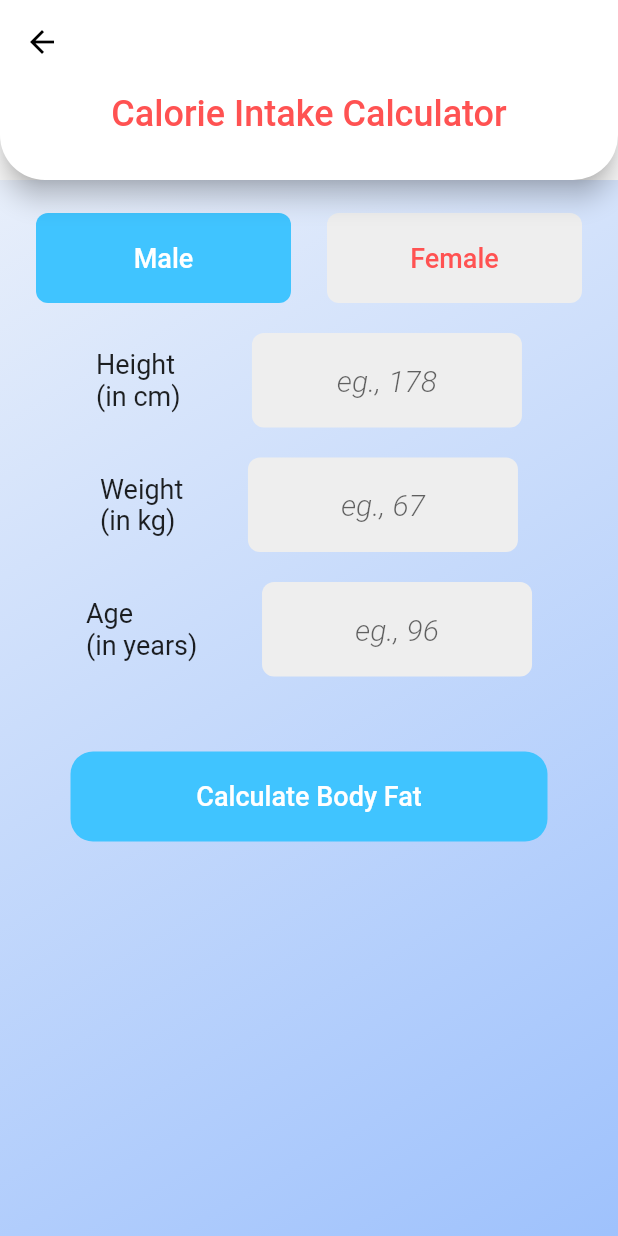
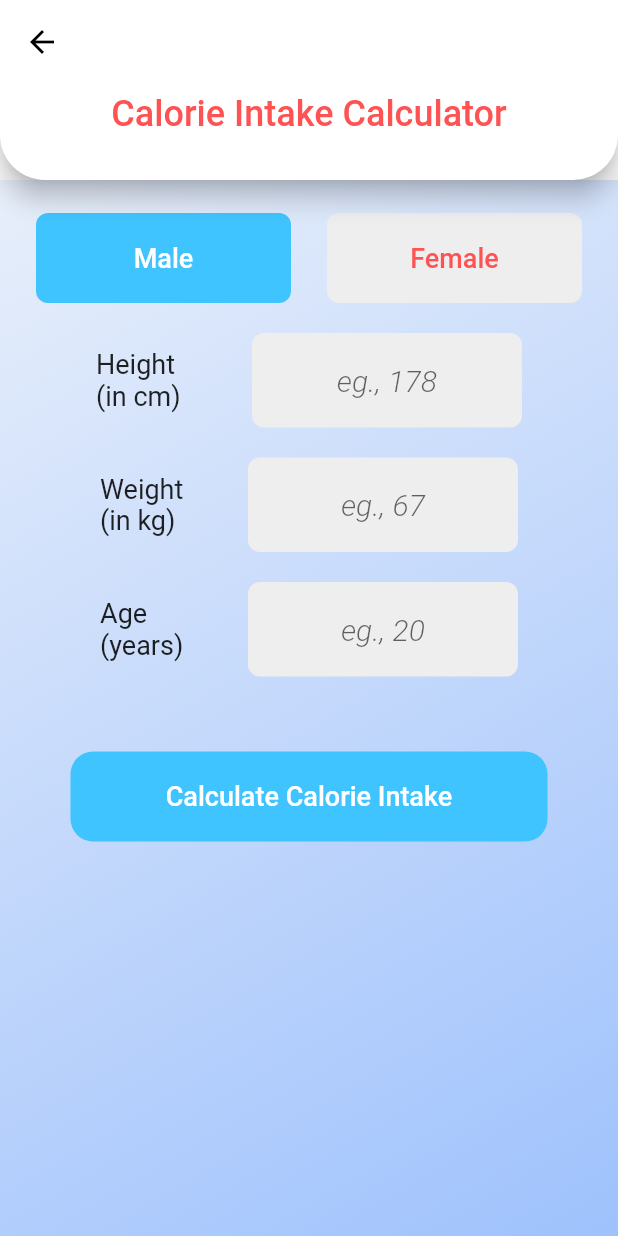
Before and after one commit to abhin-deb02/health_app, a Flutter app: the CalorieIntake screen opened directly, on a phone screen of 412 x 824 dp. Run offline on Flutter 3.47's test engine with Material 2 defaults, Android fonts, the phone set to English and light mode, and no system bars; our stand-ins replace cloud_firestore, firebase_auth, firebase_core, flutter_native_splash, flutter_spinkit, font_awesome_flutter and 3 more; accounts and stored records are empty.

Commit message:
Update CalorieIntake.dart
fixed minor issues + gave new gradient bottom container design

```diff
--- a/lib/CalorieIntake.dart
+++ b/lib/CalorieIntake.dart
@@ -10,7 +10,6 @@ class CalorieIntake extends StatefulWidget {
 
 class _CalorieIntakeState extends State<CalorieIntake> {
   int currentindex = 0;
-  bool hipIsVisible = false;
 
   double height = 0;
   double age = 0;
@@ -166,7 +165,7 @@ class _CalorieIntakeState extends State<CalorieIntake> {
                   children: [
                     const Flexible(
                       flex: 3,
-                      child: Text("Age\n(in years)",
+                      child: Text("Age\n(years)",
                           style: TextStyle(fontSize: 18.0)),
                     ),
                     const Spacer(flex: 1),
@@ -184,7 +183,7 @@ class _CalorieIntakeState extends State<CalorieIntake> {
                           textAlign: TextAlign.center,
                           keyboardType: TextInputType.number,
                           decoration: InputDecoration(
-                              hintText: "eg., 96",
+                              hintText: "eg., 20",
                               hintStyle:
                                   const TextStyle(fontStyle: FontStyle.italic),
                               filled: true,
@@ -197,28 +196,6 @@ class _CalorieIntakeState extends State<CalorieIntake> {
                       ),
                     ),
                   ],
-                ),
-
-                // hip [if female]
-
-                Visibility(
-                  visible: hipIsVisible,
-                  child: Container(
-                    margin: const EdgeInsets.only(top: 20.0),
-                    child: Row(
-                      mainAxisAlignment: MainAxisAlignment.center,
-                      crossAxisAlignment: CrossAxisAlignment.center,
-                      children: [
-                        Flexible(
-                          flex: 3,
-                          child: Container(
-                              //color: Colors.red,
-                              child: const Text("",
-                                  style: TextStyle(fontSize: 18.0))),
-                        ),
-                      ],
-                    ),
-                  ),
                 ),
 
                 const SizedBox(height: 50.0),
@@ -243,7 +220,7 @@ class _CalorieIntakeState extends State<CalorieIntake> {
                               age: age)));
                     },
                     child: const Text(
-                      "Calculate Body Fat",
+                      "Calculate Calorie Intake",
                       style: TextStyle(color: Colors.white, fontSize: 18),
                     ),
                     color: currentindex == 0
@@ -262,12 +239,6 @@ class _CalorieIntakeState extends State<CalorieIntake> {
   void changeIndex(int index) {
     setState(() {
       currentindex = index;
-
-      if (currentindex == 1) {
-        hipIsVisible = true;
-      } else {
-        hipIsVisible = false;
-      }
     });
   }
 
@@ -367,11 +338,12 @@ class _BodyFatResultsState extends State<BodyFatResults> {
         body: Container(
             decoration: BoxDecoration(
                 gradient: LinearGradient(
-                    begin: Alignment.topLeft,
-                    end: Alignment.bottomRight,
+                    begin: Alignment.center,
+                    end: Alignment.bottomCenter,
+                    stops: [0.3, 1.0],
                     colors: [
-                  Colors.black.withOpacity(0.85),
-                  Colors.black.withOpacity(0.9),
+                      (widget.index == 1) ? Colors.redAccent.withOpacity(0.85) :Colors.blue.withOpacity(0.9),
+                      (widget.index == 1) ? Colors.black87.withOpacity(0.9) : Colors.black.withOpacity(0.9),
                 ])),
             child: CustomScrollView(slivers: [
               const SliverAppBar(
@@ -384,6 +356,7 @@ class _BodyFatResultsState extends State<BodyFatResults> {
                 snap: false,
                 floating: false,
                 forceElevated: true,
+                iconTheme: IconThemeData(color: Colors.black),
                 elevation: 10,
                 foregroundColor: Colors.white,
                 expandedHeight: 120,
@@ -435,7 +408,7 @@ class _BodyFatResultsState extends State<BodyFatResults> {
                                 const SizedBox(height: 40.0),
                                 const Text("Calories needed: ",
                                     style: TextStyle(fontSize: 40)),
-                                const SizedBox(height: 15.0),
+                                const SizedBox(height: 35.0),
                                 const Text("For maintaining weight: ",
                                     style: TextStyle(fontSize: 25)),
                                 const SizedBox(height: 15.0),
```
